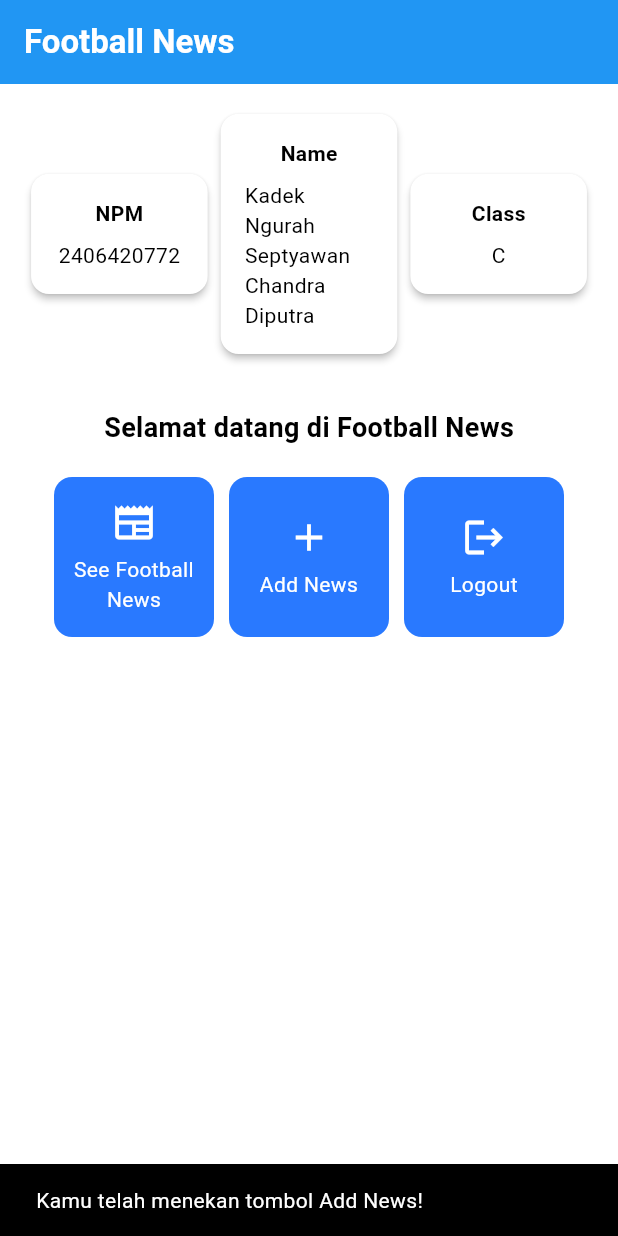
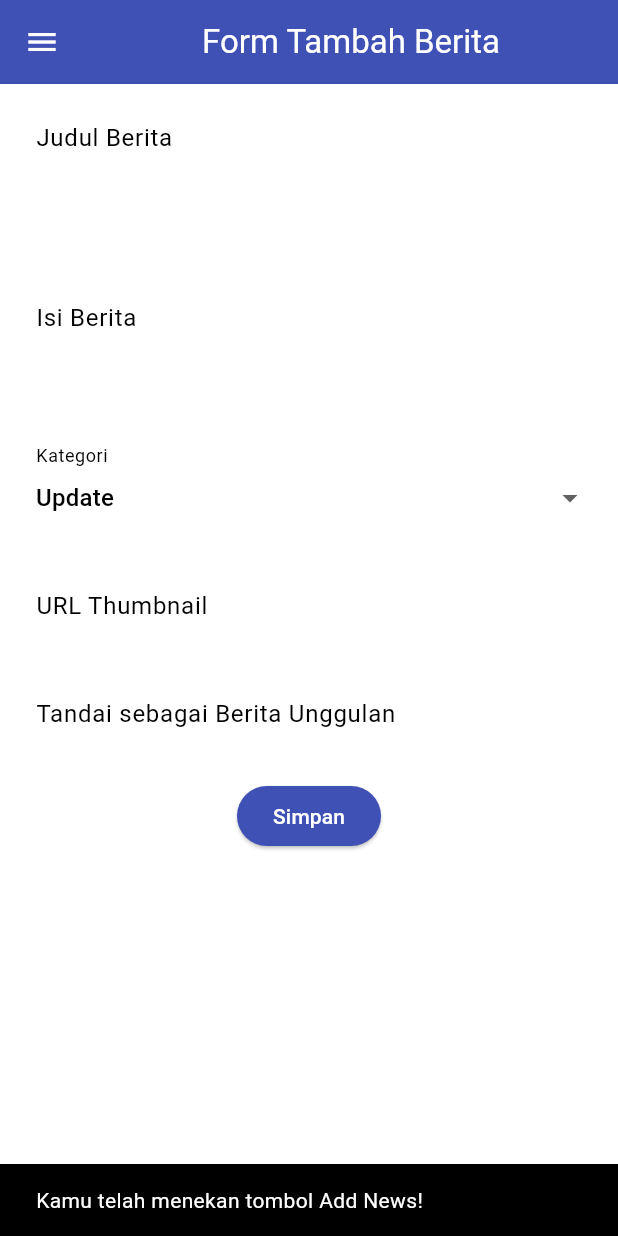
Before and after one commit to cloudthegoat/football-news-mobile, a Flutter app: the screen it shows after launch, after a tap on "Add News", on a phone screen of 412 x 824 dp. Run offline on Flutter 3.47's test engine with Material 3 defaults, Android fonts, the phone set to English and light mode, and no system bars.

Commit message:
Tutorial 7 Done

```diff
--- a/lib/menu.dart
+++ b/lib/menu.dart
@@ -1,4 +1,6 @@
 import 'package:flutter/material.dart';
+import 'package:football_news/widgets/left_drawer.dart';
+import 'package:football_news/widgets/news_card.dart';
 
 class MyHomePage extends StatelessWidget {
   MyHomePage({super.key});
@@ -31,6 +33,7 @@ class MyHomePage extends StatelessWidget {
         // Warna latar belakang AppBar diambil dari skema warna tema aplikasi.
         backgroundColor: Theme.of(context).colorScheme.primary,
       ),
+      drawer: LeftDrawer(),
       // Body halaman dengan padding di sekelilingnya.
       body: Padding(
         padding: const EdgeInsets.all(16.0),
@@ -126,64 +129,3 @@ class InfoCard extends StatelessWidget {
     );
   }
 }
-
-class ItemHomepage {
- final String name;
- final IconData icon;
-
- ItemHomepage(this.name, this.icon);
-}
-
-class ItemCard extends StatelessWidget {
-  // Menampilkan kartu dengan ikon dan nama.
-
-  final ItemHomepage item;
-
-  const ItemCard(this.item, {super.key});
-
-  @override
-  Widget build(BuildContext context) {
-    return Material(
-      // Menentukan warna latar belakang dari tema aplikasi.
-      color: Theme.of(context).colorScheme.secondary,
-      // Membuat sudut kartu melengkung.
-      borderRadius: BorderRadius.circular(12),
-
-      child: InkWell(
-        // Aksi ketika kartu ditekan.
-        onTap: () {
-          // Menampilkan pesan SnackBar saat kartu ditekan.
-          ScaffoldMessenger.of(context)
-            ..hideCurrentSnackBar()
-            ..showSnackBar(
-              SnackBar(content: Text("Kamu telah menekan tombol ${item.name}!"))
-            );
-        },
-        // Container untuk menyimpan Icon dan Text
-        child: Container(
-          padding: const EdgeInsets.all(8),
-          child: Center(
-            child: Column(
-              // Menyusun ikon dan teks di tengah kartu.
-              mainAxisAlignment: MainAxisAlignment.center,
-              children: [
-                Icon(
-                  item.icon,
-                  color: Colors.white,
-                  size: 30.0,
-                ),
-                const Padding(padding: EdgeInsets.all(3)),
-                Text(
-                  item.name,
-                  textAlign: TextAlign.center,
-                  style: const TextStyle(color: Colors.white),
-                ),
-              ],
-            ),
-          ),
-        ),
-      ),
-    );
-  }
-
-}
--- /dev/null
+++ b/lib/newslist_form.dart
@@ -0,0 +1,215 @@
+import 'package:flutter/material.dart';
+import 'package:football_news/widgets/left_drawer.dart';
+
+class NewsFormPage extends StatefulWidget {
+  const NewsFormPage({super.key});
+
+  @override
+  State<NewsFormPage> createState() => _NewsFormPageState();
+}
+
+class _NewsFormPageState extends State<NewsFormPage> {
+  final _formKey = GlobalKey<FormState>();
+  String _title = "";
+  String _content = "";
+  String _category = "update"; // default
+  String _thumbnail = "";
+  bool _isFeatured = false; // default
+
+  final List<String> _categories = [
+    'transfer',
+    'update',
+    'exclusive',
+    'match',
+    'rumor',
+    'analysis',
+  ];
+
+  @override
+  Widget build(BuildContext context) {
+      return Scaffold(
+        appBar: AppBar(
+          title: const Center(
+            child: Text(
+              'Form Tambah Berita',
+            ),
+          ),
+          backgroundColor: Colors.indigo,
+          foregroundColor: Colors.white,
+        ),
+        drawer: LeftDrawer(),
+        body: Form(
+          key: _formKey,
+          child: SingleChildScrollView(
+            child: Column(
+              crossAxisAlignment: CrossAxisAlignment.start,
+              children:[
+                // === Title ===
+                Padding(
+                  padding: const EdgeInsets.all(8.0),
+                  child: TextFormField(
+                    decoration: InputDecoration(
+                      hintText: "Judul Berita",
+                      labelText: "Judul Berita",
+                      border: OutlineInputBorder(
+                        borderRadius: BorderRadius.circular(5.0),
+                      ),
+                    ),
+                    onChanged: (String? value) {
+                      setState(() {
+                        _title = value!;
+                      });
+                    },
+                    validator: (String? value) {
+                      if (value == null || value.isEmpty) {
+                        return "Judul tidak boleh kosong!";
+                      }
+                      return null;
+                    },
+                  ),
+                ),
+
+                // === Content ===
+                Padding(
+                  padding: const EdgeInsets.all(8.0),
+                  child: TextFormField(
+                    maxLines: 5,
+                    decoration: InputDecoration(
+                      hintText: "Isi Berita",
+                      labelText: "Isi Berita",
+                      border: OutlineInputBorder(
+                        borderRadius: BorderRadius.circular(5.0),
+                      ),
+                    ),
+                    onChanged: (String? value) {
+                      setState(() {
+                        _content = value!;
+                      });
+                    },
+                    validator: (String? value) {
+                      if (value == null || value.isEmpty) {
+                        return "Isi berita tidak boleh kosong!";
+                      }
+                      return null;
+                    },
+                  ),
+                ),
+
+                // === Category ===
+                Padding(
+                  padding: const EdgeInsets.all(8.0),
+                  child: DropdownButtonFormField<String>(
+                    decoration: InputDecoration(
+                      labelText: "Kategori",
+                      border: OutlineInputBorder(
+                        borderRadius: BorderRadius.circular(5.0),
+                      ),
+                    ),
+                    value: _category,
+                    items: _categories
+                        .map((cat) => DropdownMenuItem(
+                              value: cat,
+                              child: Text(
+                                  cat[0].toUpperCase() + cat.substring(1)),
+                            ))
+                        .toList(),
+                    onChanged: (String? newValue) {
+                      setState(() {
+                        _category = newValue!;
+                      });
+                    },
+                  ),
+                ),
+
+                // === Thumbnail URL ===
+                Padding(
+                  padding: const EdgeInsets.all(8.0),
+                  child: TextFormField(
+                    decoration: InputDecoration(
+                      hintText: "URL Thumbnail (opsional)",
+                      labelText: "URL Thumbnail",
+                      border: OutlineInputBorder(
+                        borderRadius: BorderRadius.circular(5.0),
+                      ),
+                    ),
+                    onChanged: (String? value) {
+                      setState(() {
+                        _thumbnail = value!;
+                      });
+                    },
+                  ),
+                ),
+
+                // === Is Featured ===
+                Padding(
+                  padding: const EdgeInsets.all(8.0),
+                  child: SwitchListTile(
+                    title: const Text("Tandai sebagai Berita Unggulan"),
+                    value: _isFeatured,
+                    onChanged: (bool value) {
+                      setState(() {
+                        _isFeatured = value;
+                      });
+                    },
+                  ),
+                ),
+
+                // === Tombol Simpan ===
+                Align(
+                  alignment: Alignment.bottomCenter,
+                  child: Padding(
+                    padding: const EdgeInsets.all(8.0),
+                    child: ElevatedButton(
+                      style: ButtonStyle(
+                        backgroundColor:
+                            MaterialStateProperty.all(Colors.indigo),
+                      ),
+                      onPressed: () {
+                        if (_formKey.currentState!.validate()) {
+                          showDialog(
+                            context: context,
+                            builder: (context) {
+                              return AlertDialog(
+                                title: const Text('Berita berhasil disimpan!'),
+                                content: SingleChildScrollView(
+                                  child: Column(
+                                    crossAxisAlignment:
+                                        CrossAxisAlignment.start,
+                                    children: [
+                                      Text('Judul: $_title'),
+                                        Text('Isi: $_content'),
+                                        Text('Kategori: $_category'),
+                                        Text('Thumbnail: $_thumbnail'),
+                                        Text(
+                                            'Unggulan: ${_isFeatured ? "Ya" : "Tidak"}'),
+                                    ],
+                                  ),
+                                ),
+                                actions: [
+                                  TextButton(
+                                    child: const Text('OK'),
+                                    onPressed: () {
+                                      Navigator.pop(context);
+                                      _formKey.currentState!.reset();
+                                    },
+                                  ),
+                                ],
+                              );
+                            },
+                          );
+                        }
+                      },
+                      child: const Text(
+                        "Simpan",
+                        style: TextStyle(color: Colors.white),
+                      ),
+                    ),
+                  ),
+                ),
+              ],
+            )
+          ),
+        ),
+      );
+  }
+}
--- /dev/null
+++ b/lib/widgets/left_drawer.dart
@@ -0,0 +1,82 @@
+import 'package:flutter/material.dart';
+import 'package:football_news/menu.dart';
+import 'package:football_news/newslist_form.dart';
+
+class LeftDrawer extends StatelessWidget {
+  const LeftDrawer({super.key});
+
+  @override
+  Widget build(BuildContext context) {
+    return Drawer(
+      child: ListView(
+        children: [
+          const DrawerHeader(
+            decoration: BoxDecoration(
+              color: Colors.blue,
+            ),
+            child: Column(
+              children: [
+                Text(
+                  'Football News',
+                  textAlign: TextAlign.center,
+                  style: TextStyle(
+                    fontSize: 30,
+                    fontWeight: FontWeight.bold,
+                    color: Colors.white,
+                  ),
+                ),
+                Padding(padding: EdgeInsets.all(10)),
+                Text(
+                  "Seluruh berita sepak bola terkini di sini!",
+                  textAlign: TextAlign.center,
+                  style: TextStyle(
+                    fontSize: 15,
+                    color: Colors.white,
+                    fontWeight: FontWeight.normal,
+                  ),
+                ),
+              ],
+            ),
+          ),
+          ListTile(
+            leading: const Icon(Icons.home_outlined),
+            // Bagian redirection ke MyHomePage
+            title: const Text('Home'),
+            onTap: () {
+              Navigator.pushReplacement(
+                context,
+                MaterialPageRoute(
+                  builder: (context) => MyHomePage()),
+              );
+            },
+          ),
+          ListTile(
+            leading: const Icon(Icons.post_add),
+            title: const Text('Add News'),
+            // Bagian redirection ke NewsFormPage
+            onTap: () {
+              Navigator.pushReplacement(
+                context,
+                MaterialPageRoute(
+                  builder: (context) => const NewsFormPage(),
+                ),
+              );
+            },
+          ),
+          ListTile(
+            leading: const Icon(Icons.newspaper),
+            title: const Text('See News'),
+            onTap: () {
+              Navigator.pushReplacement(
+                context,
+                MaterialPageRoute(
+                  builder: (context) => MyHomePage(),
+                ),
+              );
+            },
+          ),
+        ],
+      ),
+    );
+  }
+}
--- /dev/null
+++ b/lib/widgets/news_card.dart
@@ -0,0 +1,70 @@
+import 'package:flutter/material.dart';
+import 'package:football_news/newslist_form.dart';
+
+class ItemHomepage {
+ final String name;
+ final IconData icon;
+
+ ItemHomepage(this.name, this.icon);
+}
+
+class ItemCard extends StatelessWidget {
+  // Menampilkan kartu dengan ikon dan nama.
+
+  final ItemHomepage item;
+
+  const ItemCard(this.item, {super.key});
+
+  @override
+  Widget build(BuildContext context) {
+    return Material(
+      // Menentukan warna latar belakang dari tema aplikasi.
+      color: Theme.of(context).colorScheme.secondary,
+      // Membuat sudut kartu melengkung.
+      borderRadius: BorderRadius.circular(12),
+
+      child: InkWell(
+        // Aksi ketika kartu ditekan.
+        onTap: () {
+          // Menampilkan pesan SnackBar saat kartu ditekan.
+          ScaffoldMessenger.of(context)
+            ..hideCurrentSnackBar()
+            ..showSnackBar(
+              SnackBar(content: Text("Kamu telah menekan tombol ${item.name}!")));
+          // Navigate ke route yang sesuai (tergantung jenis tombol)
+          if (item.name == "Add News") {
+            Navigator.push(
+              context,
+              MaterialPageRoute(
+                builder: (context) => const NewsFormPage(),
+              ),
+            );
+          }
+        },
+        // Container untuk menyimpan Icon dan Text
+        child: Container(
+          padding: const EdgeInsets.all(8),
+          child: Center(
+            child: Column(
+              // Menyusun ikon dan teks di tengah kartu.
+              mainAxisAlignment: MainAxisAlignment.center,
+              children: [
+                Icon(
+                  item.icon,
+                  color: Colors.white,
+                  size: 30.0,
+                ),
+                const Padding(padding: EdgeInsets.all(3)),
+                Text(
+                  item.name,
+                  textAlign: TextAlign.center,
+                  style: const TextStyle(color: Colors.white),
+                ),
+              ],
+            ),
+          ),
+        ),
+      ),
+    );
+  }
+}
```
